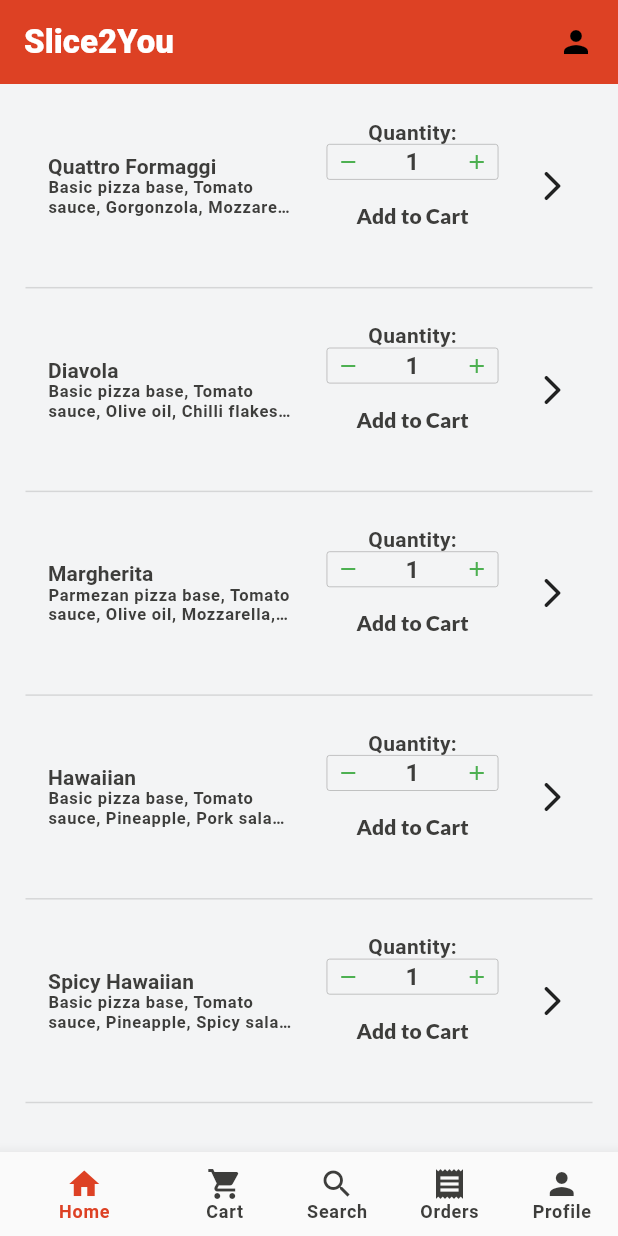
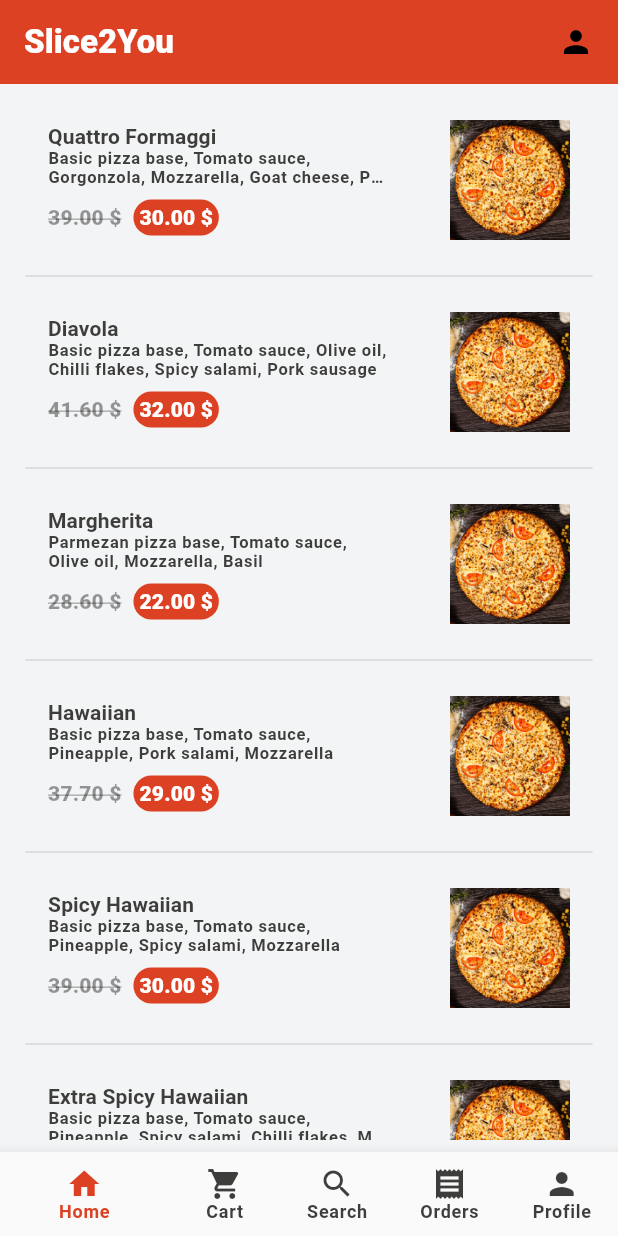
Before and after one commit to Proiect-Colectiv-Pizza-Delivery/pizza_app, a Flutter app: the screen it shows after launch, on a phone screen of 412 x 824 dp. Run offline on Flutter 3.47's test engine with Material 2 defaults, Android fonts, the phone set to English and light mode, and no system bars; drawn by our look-alikes of input_quantity; our stand-ins replace bloc, equatable, flutter_bloc, flutter_svg, google_fonts.

Commit message:
added user home screen + pizza sheet

```diff
--- a/lib/common/theme/text_stylers.dart
+++ b/lib/common/theme/text_stylers.dart
@@ -14,4 +14,39 @@ class TextStyler {
       maxLines: 2,
     );
   }
+  static Widget priceSection(BuildContext context, int price) {
+    return Padding(
+      padding: const EdgeInsets.only(top: 8),
+      child: Row(
+        children: [
+          Text(
+            "${(price * 1.3).toDouble().toStringAsPrecision(4)} \$",
+            style: Theme.of(context)
+                .textTheme
+                .labelLarge
+                ?.copyWith(
+                color: AppColors.black.withOpacity(0.4),
+                decoration: TextDecoration.lineThrough),
+          ),
+          Padding(
+            padding: const EdgeInsets.only(left: 8),
+            child: Container(
+              decoration: BoxDecoration(
+                color: AppColors.primary,
+                borderRadius: BorderRadius.circular(20.0),
+              ),
+              padding: const EdgeInsets.all(4),
+              child: Text(
+                "${price.toDouble().toStringAsPrecision(4)} \$",
+                style: Theme.of(context)
+                    .textTheme
+                    .labelLarge
+                    ?.copyWith(color: AppColors.white),
+              ),
+            ),
+          )
+        ],
+      ),
+    );
+  }
 }
--- a/lib/data/domain/pizza.dart
+++ b/lib/data/domain/pizza.dart
@@ -1,3 +1,5 @@
+import 'dart:math';
+
 import 'package:equatable/equatable.dart';
 import 'package:pizza_app/data/domain/ingredient.dart';
 
@@ -7,6 +9,7 @@ class Pizza extends Equatable {
   final String name;
   final List<Ingredient> ingredients;
   final bool available;
+  final String? imagePath;
 
   const Pizza({
     required this.id,
@@ -14,6 +17,7 @@ class Pizza extends Equatable {
     required this.name,
     required this.ingredients,
     required this.available,
+    this.imagePath
   });
 
   static List<Pizza> getPopulation() {
@@ -24,31 +28,38 @@ class Pizza extends Equatable {
           price: 30,
           name: "Quattro Formaggi",
           ingredients: [ingrs[4], ingrs[6], ...ingrs.sublist(0, 4)],
-          available: true),
+          available: true,
+          imagePath: "assets/pizza${Random().nextInt(5) + 1}.jpg"
+      ),
       Pizza(
           id: 2,
           price: 32,
           name: "Diavola",
           ingredients: [ingrs[4], ...ingrs.sublist(6, 11)],
-          available: true),
+          available: true,
+          imagePath: "assets/pizza${Random().nextInt(5) + 1}.jpg"
+      ),
       Pizza(
           id: 3,
           price: 22,
           name: "Margherita",
           ingredients: [ingrs[12], ...ingrs.sublist(6, 8), ingrs[1], ingrs[11]],
-          available: true),
+          available: true,
+          imagePath: "assets/pizza${Random().nextInt(5) + 1}.jpg"),
       Pizza(
           id: 4,
           price: 29,
           name: "Hawaiian",
           ingredients: [ingrs[4], ingrs[6], ingrs[13], ingrs[14], ingrs[1]],
-          available: true),
+          available: true,
+          imagePath: "assets/pizza${Random().nextInt(5) + 1}.jpg"),
       Pizza(
           id: 5,
           price: 30,
           name: "Spicy Hawaiian",
           ingredients: [ingrs[4], ingrs[6], ingrs[13], ingrs[9], ingrs[1]],
-          available: true),
+          available: true,
+          imagePath: "assets/pizza${Random().nextInt(5) + 1}.jpg"),
       Pizza(
           id: 6,
           price: 30,
@@ -61,25 +72,29 @@ class Pizza extends Equatable {
             ingrs[8],
             ingrs[1]
           ],
-          available: true),
+          available: true,
+          imagePath: "assets/pizza${Random().nextInt(5) + 1}.jpg"),
       Pizza(
           id: 7,
           price: 27,
           name: "Pizza Bianca",
           ingredients: [ingrs[15], ingrs[1], ingrs[3], ingrs[16]],
-          available: true),
+          available: true,
+          imagePath: "assets/pizza${Random().nextInt(5) + 1}.jpg"),
       Pizza(
           id: 8,
           price: 28,
           name: "Veggie Supreme",
           ingredients: [ingrs[4], ...ingrs.sublist(18, 22), ingrs[17]],
-          available: true),
+          available: true,
+          imagePath: "assets/pizza${Random().nextInt(5) + 1}.jpg"),
       Pizza(
           id: 9,
           price: 26,
           name: "Goat Cheese Pizza",
           ingredients: [ingrs[4], ingrs[6], ingrs[19], ingrs[2], ingrs[11]],
-          available: true),
+          available: true,
+          imagePath: "assets/pizza${Random().nextInt(5) + 1}.jpg"),
       Pizza(
           id: 10,
           price: 27,
@@ -92,7 +107,8 @@ class Pizza extends Equatable {
             ingrs[23],
             ingrs[11]
           ],
-          available: true),
+          available: true,
+          imagePath: "assets/pizza${Random().nextInt(5) + 1}.jpg"),
       Pizza(
           id: 11,
           price: 26,
@@ -105,7 +121,8 @@ class Pizza extends Equatable {
             ingrs[25],
             ingrs[24]
           ],
-          available: true)
+          available: true,
+          imagePath: "assets/pizza${Random().nextInt(5) + 1}.jpg")
     ];
   }
 
--- a/lib/features/user/home/user_pizza_tile.dart
+++ b/lib/features/user/home/user_pizza_tile.dart
@@ -1,7 +1,9 @@
 import 'package:flutter/material.dart';
-import 'package:input_quantity/input_quantity.dart';
+import 'package:pizza_app/common/theme/colors.dart';
 import 'package:pizza_app/common/theme/text_stylers.dart';
 import 'package:pizza_app/data/domain/pizza.dart';
+import 'package:pizza_app/features/admin/management/pizza/pizza_screen.dart';
+import 'package:pizza_app/features/user/home/pizza_sheet.dart';
 
 class UserPizzaTile extends StatefulWidget {
   final Pizza pizza;
@@ -12,7 +14,6 @@ class UserPizzaTile extends StatefulWidget {
 }
 
 class _UserPizzaTileState extends State<UserPizzaTile> {
-  int currentQuantity = 0;
   late final Pizza pizza;
 
   @override
@@ -24,14 +25,8 @@ class _UserPizzaTileState extends State<UserPizzaTile> {
   @override
   Widget build(BuildContext context) {
     return GestureDetector(
-      // onTap: () => Navigator.of(context).push(
-      //   MaterialPageRoute(
-      //     builder: (context) => PizzaScreen(pizza: pizza),
-      //   ),
-      // ),
-      child: Stack(
-        children: [
-          Container(
+      onTap: () => PizzaSheet.showAsModalBottomSheet(context, pizza),
+      child: Container(
         padding: const EdgeInsets.all(16),
         child: Row(
           children: [
@@ -47,39 +42,21 @@ class _UserPizzaTileState extends State<UserPizzaTile> {
                     maxLines: 1,
                   ),
                   TextStyler.subtitle(context, pizza.ingredientsString()),
+                  TextStyler.priceSection(context, pizza.price),
                 ],
               ),
             ),
-                Expanded(
-                  child: _quantityChanger(),
+            Padding(
+              padding: const EdgeInsets.only(left: 40),
+              child: Image.asset(
+                pizza.imagePath ?? "assets/pizza1.jpg",
+                height: 80,
+                width: 80,
               ),
-                const Icon(Icons.arrow_forward_ios_rounded)
+            )
           ],
         ),
       ),
-        ],
-      ),
-    );
-  }
-
-  Widget _quantityChanger() {
-    return Column(
-      children: [
-        const Text("Quantity:"),
-        InputQty.int(
-          minVal: 1,
-          steps: 1,
-          initVal: 1,
-          onQtyChanged: (val) {
-            currentQuantity = val;
-          },
-        ),
-        TextButton(
-            onPressed: () => {
-                  // TODO implement this
-                },
-            child: const Text("Add to Cart")),
-      ],
     );
   }
 }
```
Also changed, not shown: lib/features/user/home/pizza_sheet.dart (added, +153 -0 lines), assets/checked_radio_box_gray.svg (added). Lines whose indentation alone changed are shown as unchanged.
